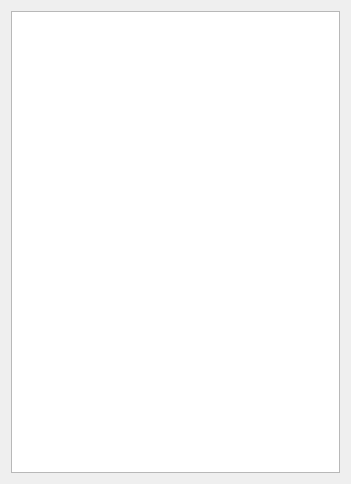
Qt form phx-cnc-ui-mainform/src/CXIniFileEditor.ui (superkulpa/phx-cnc-ui) before a commit.
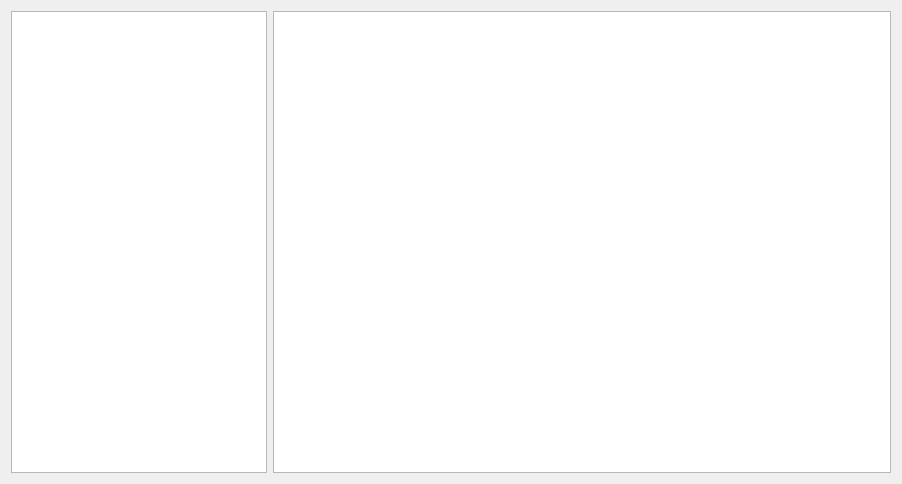
The same form after that commit.

```diff
--- a/phx-cnc-ui-mainform/src/CXIniFileEditor.ui
+++ b/phx-cnc-ui-mainform/src/CXIniFileEditor.ui
@@ -6,14 +6,24 @@
    <rect>
     <x>0</x>
     <y>0</y>
-    <width>351</width>
+    <width>902</width>
     <height>484</height>
    </rect>
   </property>
   <property name="windowTitle">
    <string>CXIniFileEditor</string>
   </property>
-  <layout class="QVBoxLayout" name="verticalLayout">
+  <layout class="QHBoxLayout" name="horizontalLayout">
+   <item>
+    <widget class="QListView" name="mIniFileView">
+     <property name="sizePolicy">
+      <sizepolicy hsizetype="Minimum" vsizetype="Expanding">
+       <horstretch>0</horstretch>
+       <verstretch>0</verstretch>
+      </sizepolicy>
+     </property>
+    </widget>
+   </item>
    <item>
     <widget class="QPlainTextEdit" name="mIniFileEdit"/>
    </item>
```
